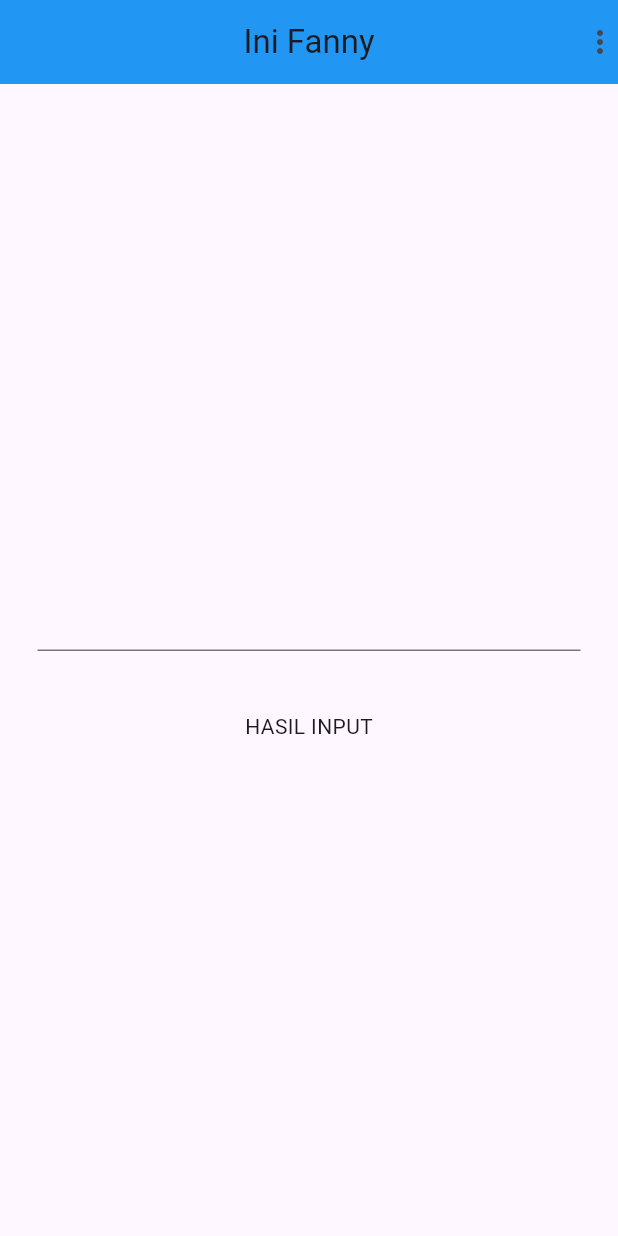
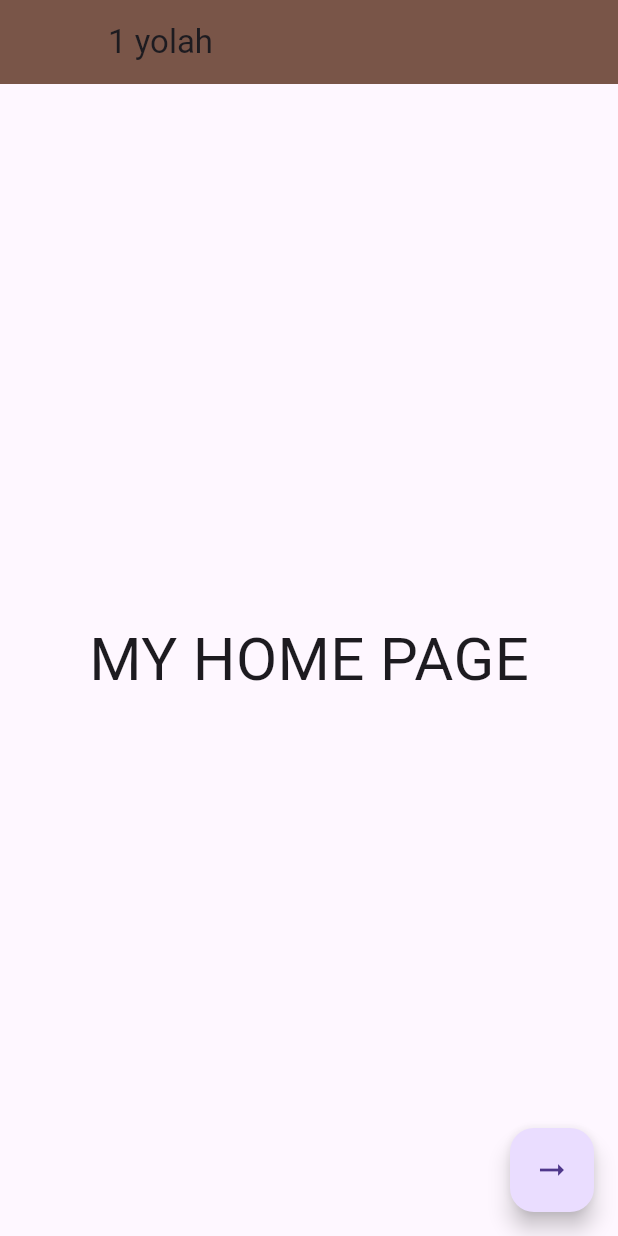
Before and after one commit to fannyHere/Flutter_Section04_MediumWidget, a Flutter app: the screen it shows after launch, on a phone screen of 412 x 824 dp. Run offline on Flutter 3.47's test engine with Material 3 defaults, Android fonts, the phone set to English and light mode, and no system bars.

Commit message:
added Routes and a little discuss about navigation

```diff
--- a/lib/10 Navigation/navigation.dart
+++ b/lib/10 Navigation/navigation.dart
@@ -49,3 +49,7 @@ class _navState extends State<nav> {
     );
   }
 }
+
+
+// Sekarang, bayangkan kamu sudah selesai main di taman dan mau keluar. Nah, waktu kamu keluar taman itu, itu kayak pop. Kamu keluar dari taman.
+// Jadi, push itu kayak masuk ke dalam suatu halaman atau layar baru di aplikasi Flutter, sementara pop itu kayak keluar dari halaman atau layar itu.
--- /dev/null
+++ b/lib/16 Routes/routes_home_page.dart.dart
@@ -0,0 +1,46 @@
+import 'package:flutter/material.dart';
+import 'package:section_4/16%20Routes/routes_gallery_page.dart';
+//import 'package:section_4/16%20Routes/routes_gallery_page.dart';
+
+class routes_homepage extends StatelessWidget {
+  const routes_homepage({super.key});
+
+  static const nameRoute =
+      '/routes_homepage'; //supaya ga lupa naro routess pushnamed dibikin otomatis si
+
+  @override
+  Widget build(BuildContext context) {
+    return Scaffold(
+      appBar: AppBar(
+        title: Text("1 yolah"),
+        backgroundColor: Colors.brown,
+        leading: Container(), //supaya ngga ada btn backnya
+      ),
+      body: Center(
+        child: Text(
+          "MY HOME PAGE",
+          style: TextStyle(fontSize: 40),
+        ),
+      ),
+
+      //INI KLO PAKE NAVIGATION ==> coock untuk halaman pendek/seidkit
+      // floatingActionButton: FloatingActionButton(
+      //   onPressed: () {
+      //     Navigator.of(context).push(MaterialPageRoute(builder: (context) {
+      //       return routes_gallery_page();
+      //     }));
+      //   },
+
+      //INI KLOPAKE ROUTES ==> untuk halaman banyak dan ruwed
+      floatingActionButton: FloatingActionButton(
+        onPressed: () {
+          //cara manual
+          //Navigator.of(context).pushNamed('/gallery');
+          //cara udah didaftarin route nya:
+          Navigator.of(context).pushNamed(routes_gallery_page.nameRoute);
+        },
+        child: Icon(Icons.arrow_right_alt),
+      ),
+    );
+  }
+}
--- /dev/null
+++ b/lib/16 Routes/routes_photo.dart
@@ -0,0 +1,21 @@
+import 'package:flutter/material.dart';
+import 'package:section_4/appbar_widget.dart';
+
+class routes_photo_page extends StatelessWidget {
+  const routes_photo_page({super.key});
+
+  static const nameRoute = '/routes_photo_page';
+
+  @override
+  Widget build(BuildContext context) {
+    return Scaffold(
+      appBar: appbar(),
+      body: Center(
+        child: Text(
+          "PHOTO",
+          style: TextStyle(fontSize: 50),
+        ),
+      ),
+    );
+  }
+}
--- a/lib/main.dart
+++ b/lib/main.dart
@@ -1,5 +1,7 @@
 import 'package:flutter/material.dart';
-import 'package:section_4/04%20TextField/txt_field_example.dart';
+import 'package:section_4/16%20Routes/routes_gallery_page.dart';
+import 'package:section_4/16%20Routes/routes_home_page.dart.dart';
+import 'package:section_4/16%20Routes/routes_photo.dart';
 
 void main() {
   runApp(MyApp());
@@ -11,8 +13,24 @@ class MyApp extends StatelessWidget {
   @override
   Widget build(BuildContext context) {
     return MaterialApp(
-      debugShowCheckedModeBanner: false,
-      home: ex_txt(),
-    );
+        debugShowCheckedModeBanner: false,
+        home: routes_homepage(),
+
+        //MENDAFTARKAN SECARA MANUAL:
+        // initialRoute: '/homepage', //halaman pertama yang dibuka
+        // routes: {
+        //   //mendaftarkan halaman untuk navigasi ke halaman lain di sini:
+        //   // '/homepage': (context) => routes_homepage(),
+        //   // '/gallery': (context) => routes_gallery_page(),
+        //   // '/photo': (context) => routes_photo_page(),
+        // },
+
+        //MENDAFTARKAN SETELAH NARO: static const nameRoute = '/routes_homepage'; DI SETIAP PAGE
+        initialRoute: routes_homepage.nameRoute,
+        routes: {
+          routes_homepage.nameRoute: (context) => routes_homepage(),
+          routes_gallery_page.nameRoute: (context) => routes_gallery_page(),
+          routes_photo_page.nameRoute: (context) => routes_photo_page(),
+        });
   }
 }
```
Also changed, not shown: lib/16 Routes/routes_gallery_page.dart (added, +65 -0 lines).
